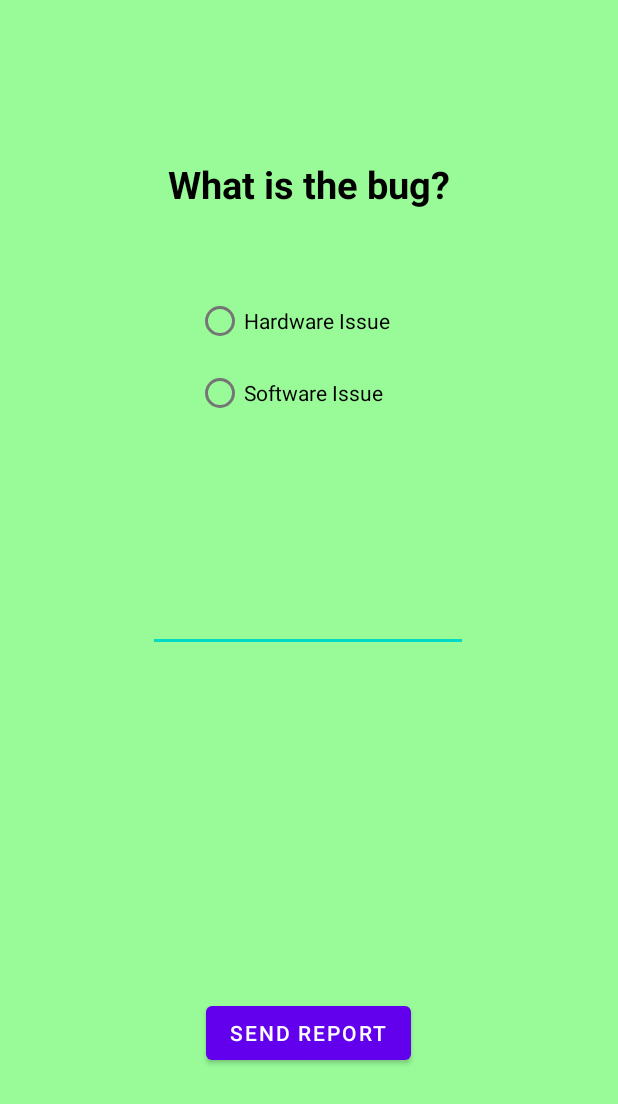
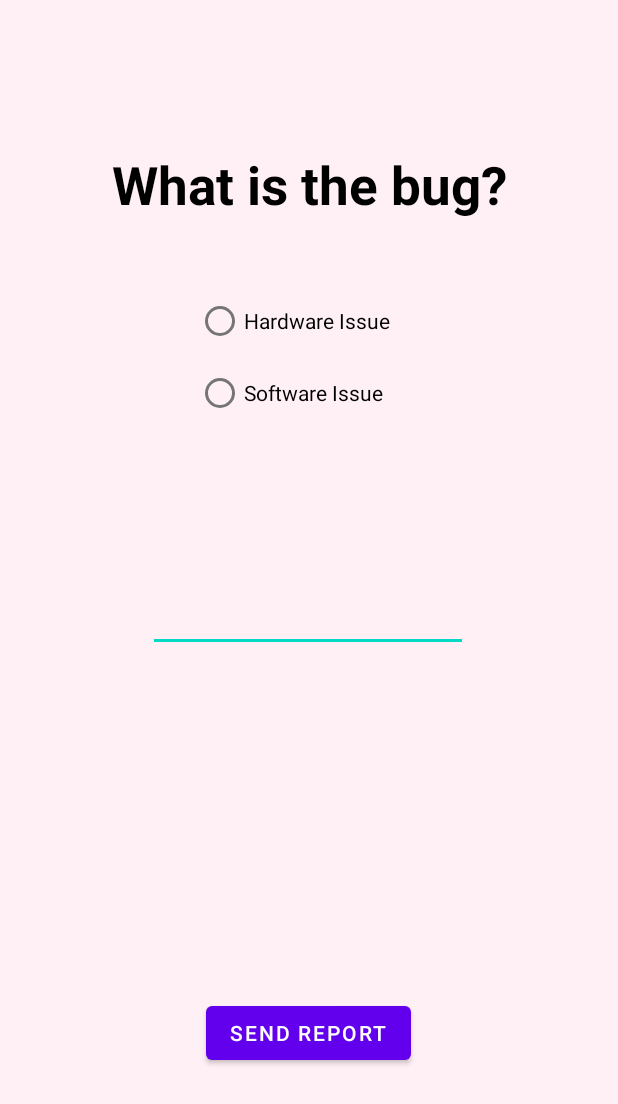
Before and after one commit to SivajanManikavasagar0124/CropManagementSystem, an Android app: the layout pop_up.xml on its own in the app's theme, with its tools: preview values and no code run, on a phone screen of 412 x 824 dp. Shown: the top 1104 px of the screen. Run offline under Robolectric (Android 15) with nearby library versions, the phone set to English and light mode, and no system bars.

Commit message:
Adjusted the pop up fragment for and the xml, added comment at the top with all teh name and student number

```diff
--- a/SunshineCropManagement/src/main/res/layout/pop_up.xml
+++ b/SunshineCropManagement/src/main/res/layout/pop_up.xml
@@ -4,7 +4,7 @@
     xmlns:tools="http://schemas.android.com/tools"
     android:layout_width="match_parent"
     android:layout_height="match_parent"
-    android:background="@color/PaleGreen">
+    android:background="@color/LavenderBlush">
 
 
     <EditText
@@ -34,7 +34,7 @@
         android:text="@string/what_is_the_bug"
         android:textAlignment="center"
         android:textColor="@color/black"
-        android:textSize="25sp"
+        android:textSize="35sp"
         android:textStyle="bold"
         app:layout_constraintBottom_toBottomOf="parent"
         app:layout_constraintEnd_toEndOf="parent"
```
Also changed, not shown: SunshineCropManagement/src/main/java/ca/sunshineboys/it/cropmanagementsystem/PopUp.java (+8 -1 lines).
